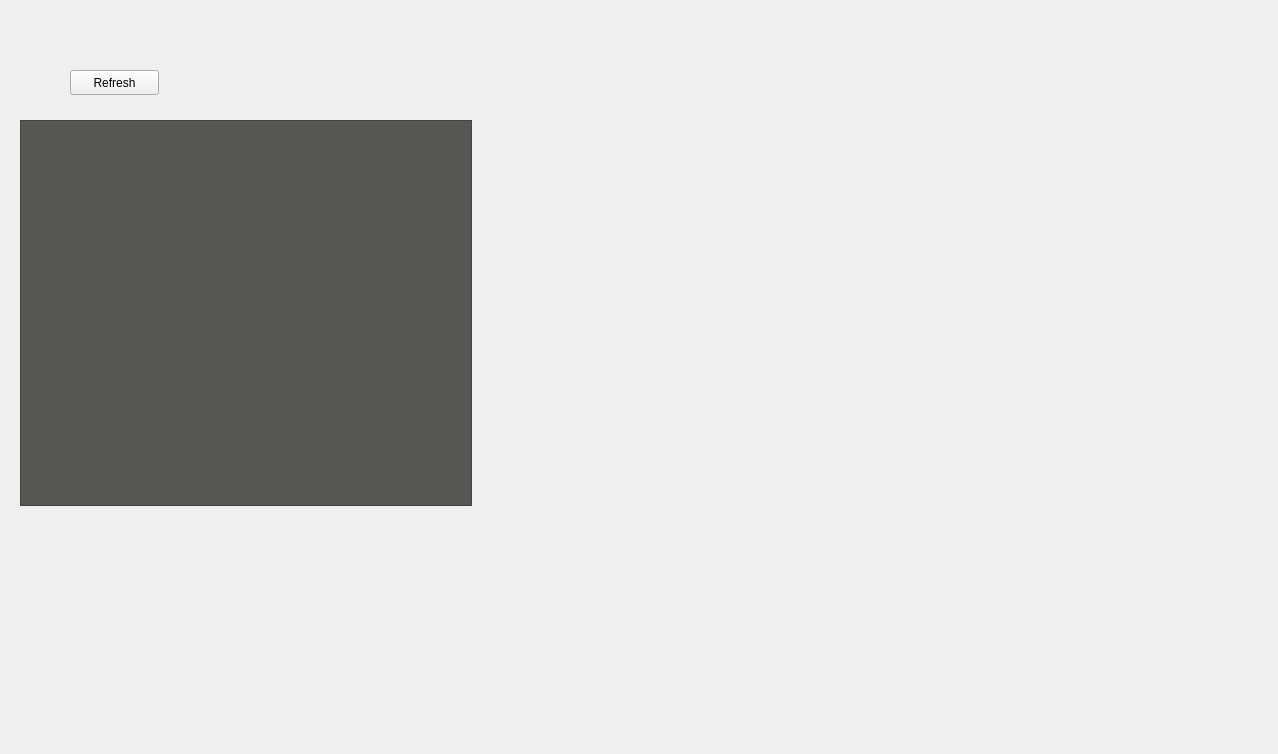
Qt form irods-basicGUI/ui-files/tabPage.ui (iBridges-for-iRODS/iBridges) before a commit.
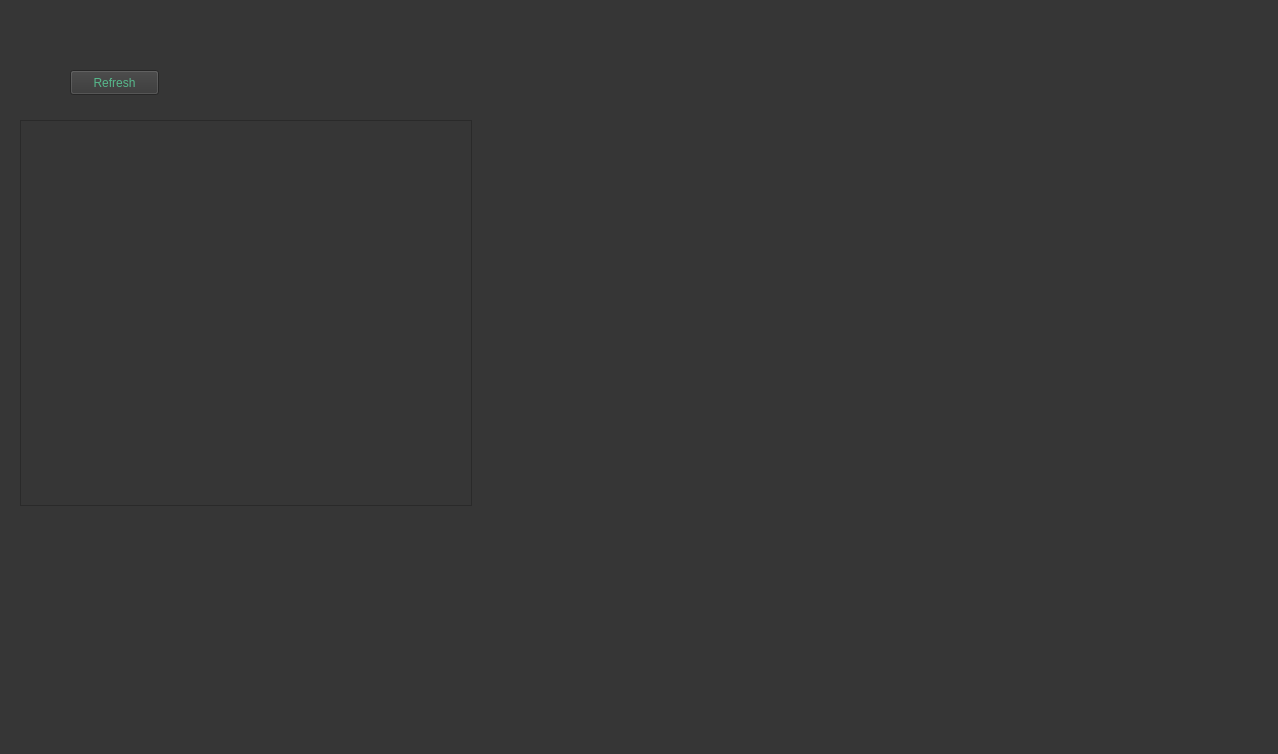
The same form after that commit.

```diff
--- a/irods-basicGUI/ui-files/tabPage.ui
+++ b/irods-basicGUI/ui-files/tabPage.ui
@@ -13,6 +13,19 @@
   <property name="windowTitle">
    <string>Form</string>
   </property>
+  <property name="styleSheet">
+   <string notr="true">QWidget
+{
+	color: rgb(86, 184, 139);
+	background-color: rgb(54, 54, 54);
+	selection-background-color: rgb(58, 152, 112);
+}
+
+QTreeWidget
+{
+	background-color: rgb(85, 87, 83);
+}</string>
+  </property>
   <widget class="QPushButton" name="refreshButton">
    <property name="geometry">
     <rect>
@@ -42,7 +55,7 @@
     </sizepolicy>
    </property>
    <property name="styleSheet">
-    <string notr="true">background-color: rgb(85, 87, 83);</string>
+    <string notr="true"/>
    </property>
    <property name="sizeAdjustPolicy">
     <enum>QAbstractScrollArea::AdjustToContents</enum>
```
